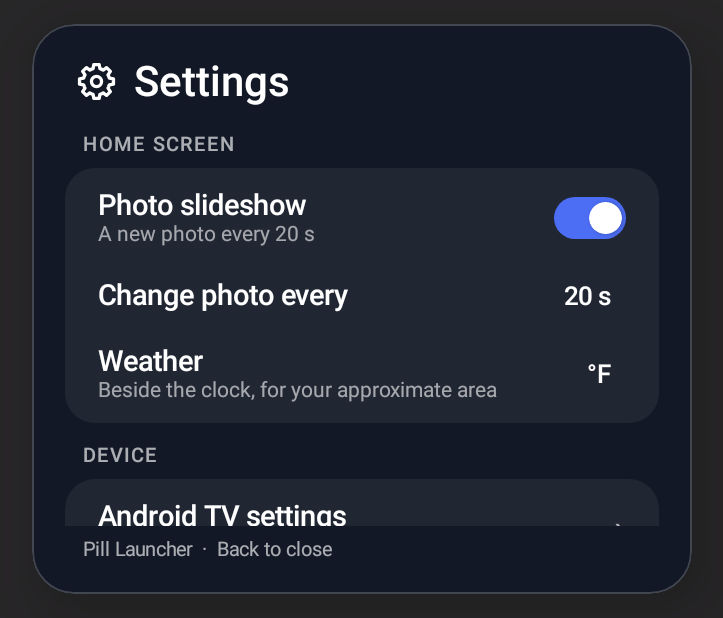
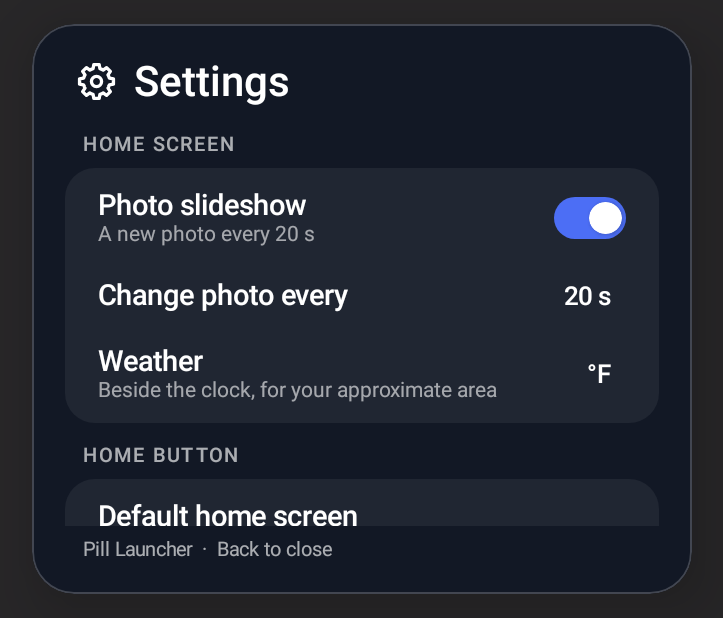
Before and after one commit to S1rHades/One-TVOS, an Android app built with Jetpack Compose: the composable SettingsPanel shown on its own in the app's theme, on a phone screen of 824 x 412 dp (held sideways). Shown: the whole screen, without its empty margins (508-1231 px from the left). Run offline under Robolectric (Android 15) with nearby library versions, the phone set to English and light mode, and no system bars; network calls fail; pictures from the network do not load.

Commit message:
Pill Launcher 1.6: default home screen option and Home button helper (#10)
* Settings: make Pill Launcher the default home, or a Home button helper

- Default home screen: requests the home role (Android 10+), else opens the
  Home app settings, else the Home chooser; says so when the TV allows none
- Home button helper: an opt-in accessibility service for TVs that lock the
  home screen. When the stock launcher comes to the front (Home, an app closed
  or killed) it reopens Pill Launcher. It listens only to window-change events
  and never reads window content
- Both rows show their current state, re-checked when the launcher resumes
- Package visibility for the HOME intent; README, changelog, version 1.6

Co-Authored-By: Claude Opus 5.5 <noreply@anthropic.com>
Claude-Session: https://claude.ai/code/session_01K2a1gPavAD836buEZXZJS4

* Update README screenshots

---------

Co-authored-by: Claude <noreply@anthropic.com>
Co-authored-by: github-actions[bot] <41898282+github-actions[bot]@users.noreply.github.com>

```diff
--- a/app/build.gradle.kts
+++ b/app/build.gradle.kts
@@ -12,8 +12,8 @@ android {
         applicationId = "app.pill.launcher"
         minSdk = 26
         targetSdk = 34
-        versionCode = 6
-        versionName = "1.5"
+        versionCode = 7
+        versionName = "1.6"
     }
 
     // CI signs with one permanent key (from repository secrets, see build.yml) so each new
--- a/app/src/main/java/app/pill/launcher/MainActivity.kt
+++ b/app/src/main/java/app/pill/launcher/MainActivity.kt
@@ -53,6 +53,9 @@ class MainActivity : ComponentActivity() {
                 }
             }
 
+            // Re-checked whenever the launcher comes back (e.g. from the Home app settings)
+            val home = remember(refresh) { homeStatus() }
+
             // A launcher never exits on Back
             BackHandler(enabled = true) { }
 
@@ -72,6 +75,9 @@ class MainActivity : ComponentActivity() {
                     store.savePins(pins)
                 },
                 homePresses = homePresses,
+                home = home,
+                onMakeDefault = { requestDefaultHome() },
+                onHomeHelper = { openAccessibilitySettings() },
                 onOpenSystemSettings = {
                     try {
                         startActivity(
--- a/app/src/main/java/app/pill/launcher/ui/SettingsPanel.kt
+++ b/app/src/main/java/app/pill/launcher/ui/SettingsPanel.kt
@@ -63,6 +63,7 @@ import androidx.compose.ui.unit.dp
 import androidx.compose.ui.unit.sp
 import androidx.compose.ui.window.Dialog
 import androidx.compose.ui.window.DialogProperties
+import app.pill.launcher.HomeStatus
 import app.pill.launcher.LauncherSettings
 import app.pill.launcher.WeatherMode
 import kotlinx.coroutines.delay
@@ -85,7 +86,13 @@ fun SettingsPanel(
     /** Why photos or weather last failed to load, shown under their rows; null when fine. */
     photoError: String? = null,
     weatherError: String? = null,
+    home: HomeStatus = HomeStatus(isDefault = true, redirectOn = false),
+    onMakeDefault: () -> String? = { null },
+    onHomeHelper: () -> String? = { null },
 ) {
+    // A message from the last attempt, shown under the row until the panel closes
+    var defaultNote by remember { mutableStateOf<String?>(null) }
+    var helperNote by remember { mutableStateOf<String?>(null) }
     val firstRow = remember { FocusRequester() }
     val visible = remember { MutableTransitionState(false).apply { targetState = true } }
     val close = { visible.targetState = false }
@@ -176,6 +183,30 @@ fun SettingsPanel(
                                 },
                             ) { focused ->
                                 Stepper(weatherLabel(settings.weather), mode > 0, mode < modes.lastIndex, focused)
+                            }
+                        }
+
+                        Group("Home button") {
+                            SettingRow(
+                                title = "Default home screen",
+                                subtitle = defaultNote ?: if (home.isDefault) {
+                                    "Pill Launcher opens on Home and after closing apps"
+                                } else {
+                                    "Make Pill Launcher open on Home and after closing apps"
+                                },
+                                onClick = { if (!home.isDefault) defaultNote = onMakeDefault() },
+                            ) { focused -> if (home.isDefault) Check(focused) else Chevron(focused) }
+
+                            if (!home.isDefault) {
+                                SettingRow(
+                                    title = "Home button helper",
+                                    subtitle = helperNote ?: if (home.redirectOn) {
+                                        "On: returns here whenever the TV's own home screen opens"
+                                    } else {
+                                        "For TVs that won't change their home screen. Turn on \"Pill Launcher Home button\" in Accessibility"
+                                    },
+                                    onClick = { helperNote = onHomeHelper() },
+                                ) { focused -> if (home.redirectOn) Check(focused) else Chevron(focused) }
                             }
                         }
 
@@ -329,6 +360,11 @@ private fun Stepper(value: String, canDecrease: Boolean, canIncrease: Boolean, f
 }
 
 @Composable
+private fun Check(focused: Boolean) {
+    Text("✓", color = if (focused) Palette.Ink else Palette.Accent, fontSize = 22.sp, fontWeight = FontWeight.Bold)
+}
+
+@Composable
 private fun Chevron(focused: Boolean) {
     Text("›", color = if (focused) Palette.Ink else Palette.TextTertiary, fontSize = 26.sp)
 }
--- a/app/src/main/res/values/strings.xml
+++ b/app/src/main/res/values/strings.xml
@@ -1,4 +1,6 @@
 <?xml version="1.0" encoding="utf-8"?>
 <resources>
     <string name="app_name">Pill Launcher</string>
+    <string name="home_redirect_label">Pill Launcher Home button</string>
+    <string name="home_redirect_description">Brings Pill Launcher back whenever the TV\'s own home screen opens, for example after pressing Home or closing an app. It only checks which app has come to the front; it never reads what is on screen.</string>
 </resources>
```
Also changed, not shown: app/src/main/AndroidManifest.xml (+19 -0 lines), app/src/main/java/app/pill/launcher/HomeRedirectService.kt (added, +50 -0 lines), app/src/main/java/app/pill/launcher/HomeSetup.kt (added, +67 -0 lines), app/src/main/java/app/pill/launcher/ui/LauncherScreen.kt (+9 -0 lines), app/src/main/res/xml/home_redirect.xml (added, +8 -0 lines), 5 other files.
